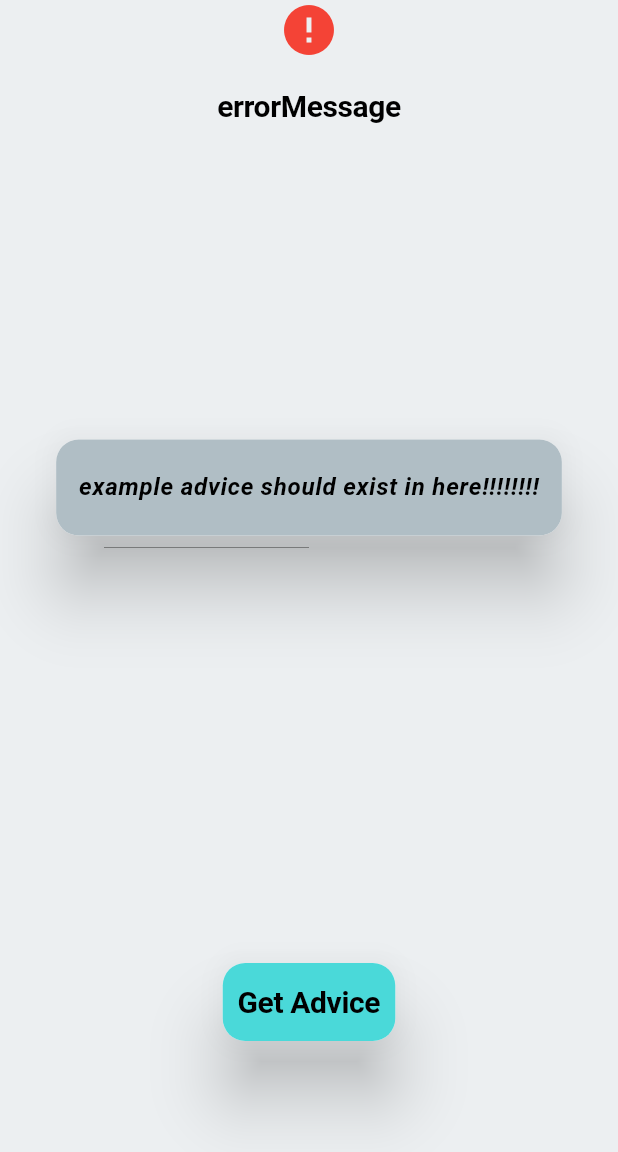
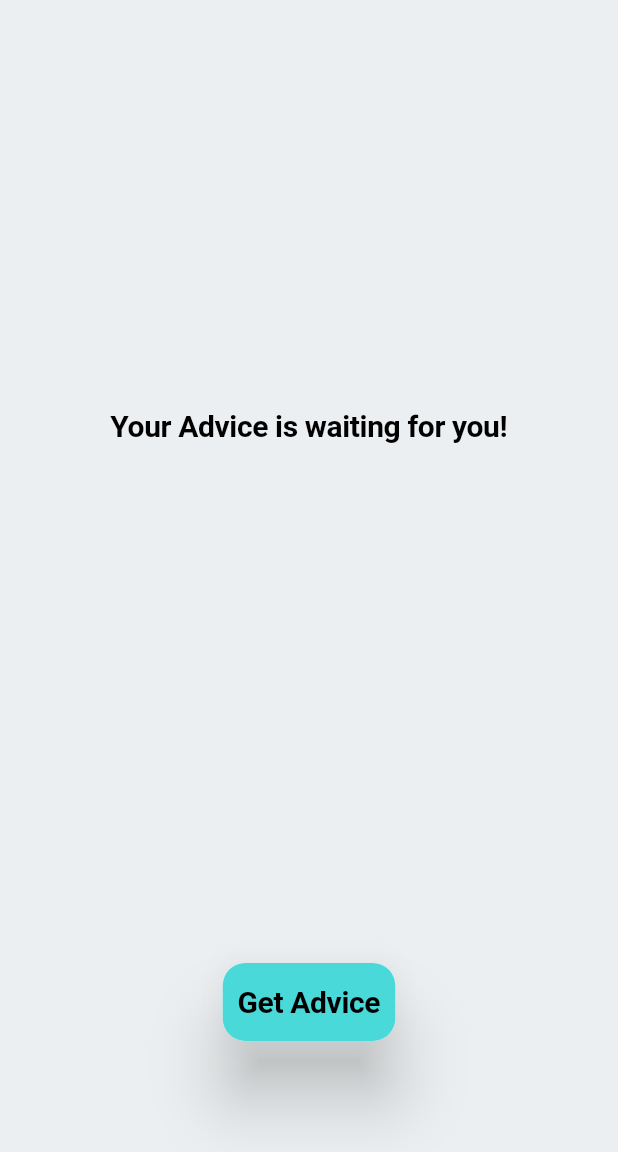
Before and after one commit to RezaMohammadi8001/advicer_app, a Flutter app: the screen it shows after launch, on a phone screen of 412 x 824 dp, the part 84-1236 px from its top. Run offline on Flutter 3.47's test engine with Material 3 defaults, Android fonts, the phone set to English and light mode, and no system bars; our stand-ins replace flutter_bloc; Roboto replaces fonts that are missing (Rubik).

Commit message:
chnage UI based Advicer_bloc  emits

```diff
--- a/lib/application/pages/advice/advicer_page.dart
+++ b/lib/application/pages/advice/advicer_page.dart
@@ -1,9 +1,23 @@
 import 'package:advicer_app/application/core/services/theme_service.dart';
+import 'package:advicer_app/application/pages/advice/bloc/advicer_bloc.dart';
 import 'package:advicer_app/application/pages/advice/widgets/advice_field.dart';
 import 'package:advicer_app/application/pages/advice/widgets/get_advice_button.dart';
 import 'package:advicer_app/application/pages/advice/widgets/error_message.dart';
 import 'package:flutter/material.dart';
+import 'package:flutter_bloc/flutter_bloc.dart';
 import 'package:provider/provider.dart';
+
+class AdvicerPageWrapperProvider extends StatelessWidget {
+  const AdvicerPageWrapperProvider({super.key});
+
+  @override
+  Widget build(BuildContext context) {
+    return BlocProvider(
+      create: (context) => AdvicerBloc(),
+      child: const AdvicerPage(),
+    );
+  }
+}
 
 class AdvicerPage extends StatelessWidget {
   const AdvicerPage({super.key});
@@ -28,16 +42,34 @@ class AdvicerPage extends StatelessWidget {
           ),
         ],
       ),
-      body: const Column(
+      body: Column(
         children: [
-          ErrorMessage(errorMessage: 'errorMessage'),
           Expanded(
             child: Center(
-              child: AdviceField(
-                  advice: 'example advice should exist in here!!!!!!!!'),
+              child: BlocBuilder<AdvicerBloc, AdvicerState>(
+                builder: (context, state) {
+                  if (state is AdvicerInitial) {
+                    return Text(
+                      'Your Advice is waiting for you!',
+                      style: themeData.textTheme.displayLarge,
+                    );
+                  } else if (state is AdvicerStateLoading) {
+                    return CircularProgressIndicator(
+                      color: themeData.colorScheme.secondary,
+                    );
+                  } else if (state is AdvicerStateLoaded) {
+                    return AdviceField(
+                      advice: state.advice,
+                    );
+                  } else if (state is AdvicerStateError) {
+                    return ErrorMessage(errorMessage: state.errorMessage);
+                  }
+                  return const SizedBox();
+                },
+              ),
             ),
           ),
-          SizedBox(
+          const SizedBox(
             height: 200,
             child: Center(
               child: GetAdviceButton(),
--- a/lib/application/pages/advice/bloc/advicer_bloc.dart
+++ b/lib/application/pages/advice/bloc/advicer_bloc.dart
@@ -5,8 +5,15 @@ part 'advicer_state.dart';
 
 class AdvicerBloc extends Bloc<AdvicerEvent, AdvicerState> {
   AdvicerBloc() : super(AdvicerInitial()) {
-    on<AdvicerEvent>((event, emit) {
-      // TODO: implement event handler
+    on<AdvicerRequestedEvent>((event, emit) async {
+      emit(AdvicerStateLoading());
+      // execute business logic
+      // for example get and advice
+      debugPrint('fake get advice triggered');
+      await Future.delayed(const Duration(seconds: 3), () {});
+      debugPrint('got advice');
+      emit(AdvicerStateLoaded(advice: 'fake advice to test bloc'));
+      // emit(AdvicerStateError(errorMessage: 'error message'));
     });
   }
 }
--- a/lib/application/pages/advice/widgets/get_advice_button.dart
+++ b/lib/application/pages/advice/widgets/get_advice_button.dart
@@ -1,4 +1,6 @@
+import 'package:advicer_app/application/pages/advice/bloc/advicer_bloc.dart';
 import 'package:flutter/material.dart';
+import 'package:flutter_bloc/flutter_bloc.dart';
 
 class GetAdviceButton extends StatelessWidget {
   const GetAdviceButton({super.key});
@@ -7,7 +9,9 @@ class GetAdviceButton extends StatelessWidget {
   Widget build(BuildContext context) {
     final themeData = Theme.of(context);
     return InkResponse(
-      onTap: () {},
+      onTap: () {
+        BlocProvider.of<AdvicerBloc>(context).add(AdvicerRequestedEvent());
+      },
       child: Material(
         elevation: 20,
         borderRadius: BorderRadius.circular(15),
--- a/lib/main.dart
+++ b/lib/main.dart
@@ -24,7 +24,7 @@ class MyApp extends StatelessWidget {
         themeMode: themeService.isDarkModeOn ? ThemeMode.dark : ThemeMode.light,
         theme: AppTheme.lightTheme,
         darkTheme: AppTheme.darkTheme,
-        home: const AdvicerPage(),
+        home: const AdvicerPageWrapperProvider(),
       );
     });
   }
```
